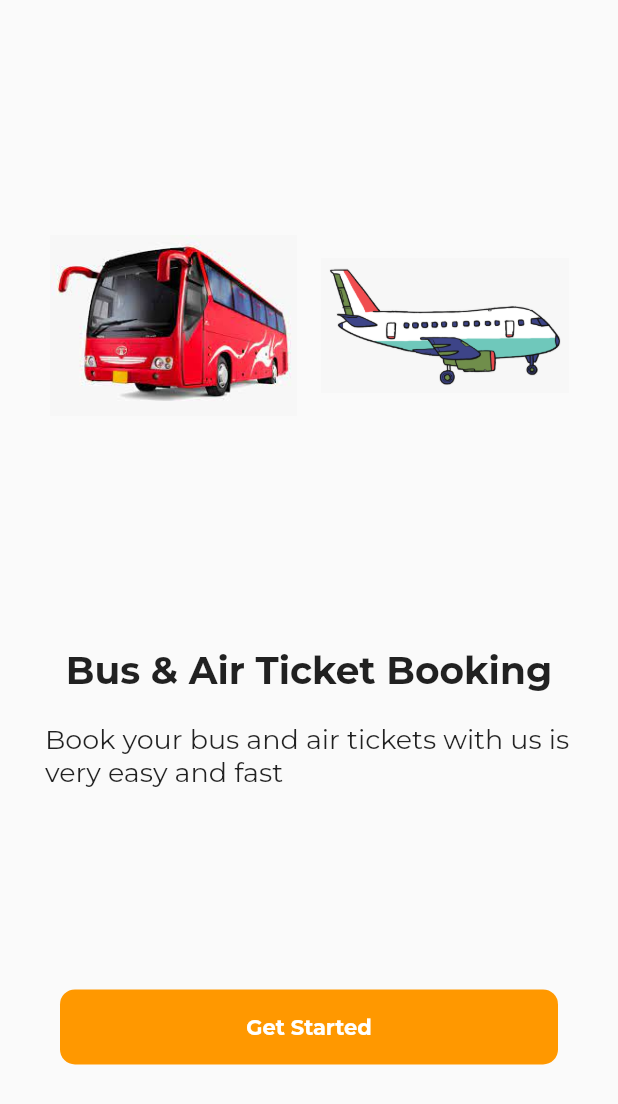
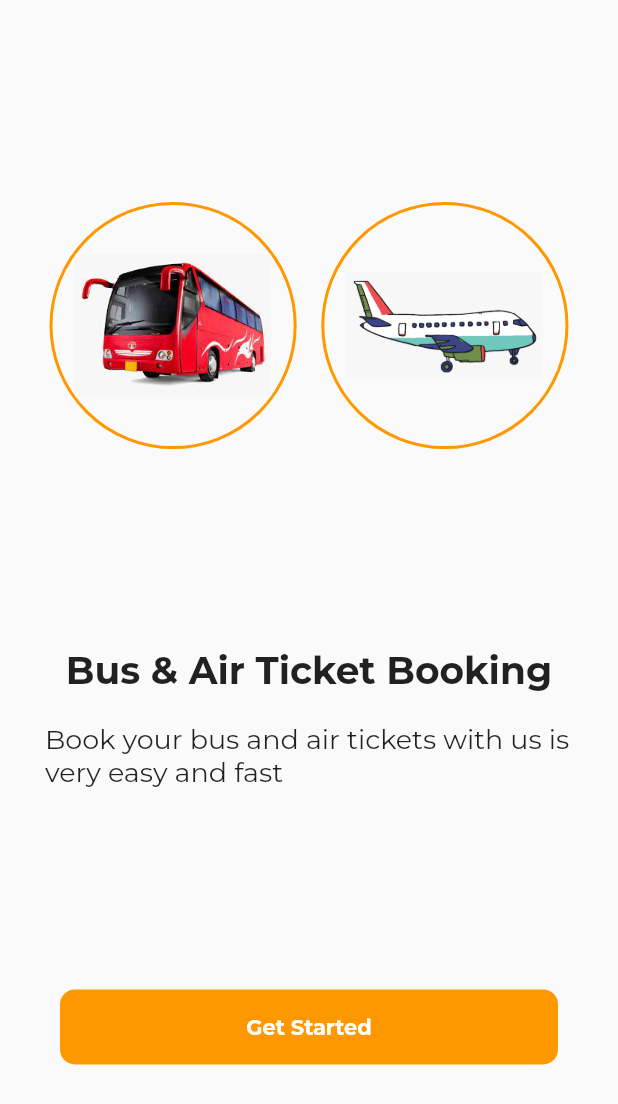
Before and after one commit to dollarstir/bus-booking, a Flutter app: the screen it shows after launch, on a phone screen of 412 x 824 dp. Shown: the top 1104 px of the screen. Run offline on Flutter 3.47's test engine with Material 2 defaults, Android fonts, the phone set to English and light mode, and no system bars; our stand-ins replace animated_splash_screen, awesome_notifications, google_fonts, hive, hive_flutter; accounts and stored records are empty.

Commit message:
booking 6

```diff
--- a/lib/initialapp.dart
+++ b/lib/initialapp.dart
@@ -34,20 +34,24 @@
                         //   height: 200,),
                         // ),
                         Container(
+                          padding: EdgeInsets.all(15),
                           width: MediaQuery.of(context).size.width * 0.4,
                           height: MediaQuery.of(context).size.height * 0.4,
-                          child:Image.asset('assets/images/bus2.jpg'),
+                          child:Image.asset('assets/images/bus2.jpg',fit: BoxFit.contain,),
                           decoration: new BoxDecoration(
+                            border: Border.all(width: 2,color: Theme.of(context).accentColor),
                             // color: Colors.orange,
                             shape: BoxShape.circle,
                           ),
                         ),
-
+                          SizedBox(width: 10),
                         Container(
+                          padding: EdgeInsets.all(15),
                           width: MediaQuery.of(context).size.width * 0.4,
                           height: MediaQuery.of(context).size.height * 0.4,
-                          child:Image.asset('assets/images/plane4.png'),
+                          child:Image.asset('assets/images/plane4.png',fit: BoxFit.contain,),
                           decoration: new BoxDecoration(
+                             border: Border.all(width: 2,color: Theme.of(context).accentColor),
                             // color: Colors.orange,
                             shape: BoxShape.circle,
                           ),
```
